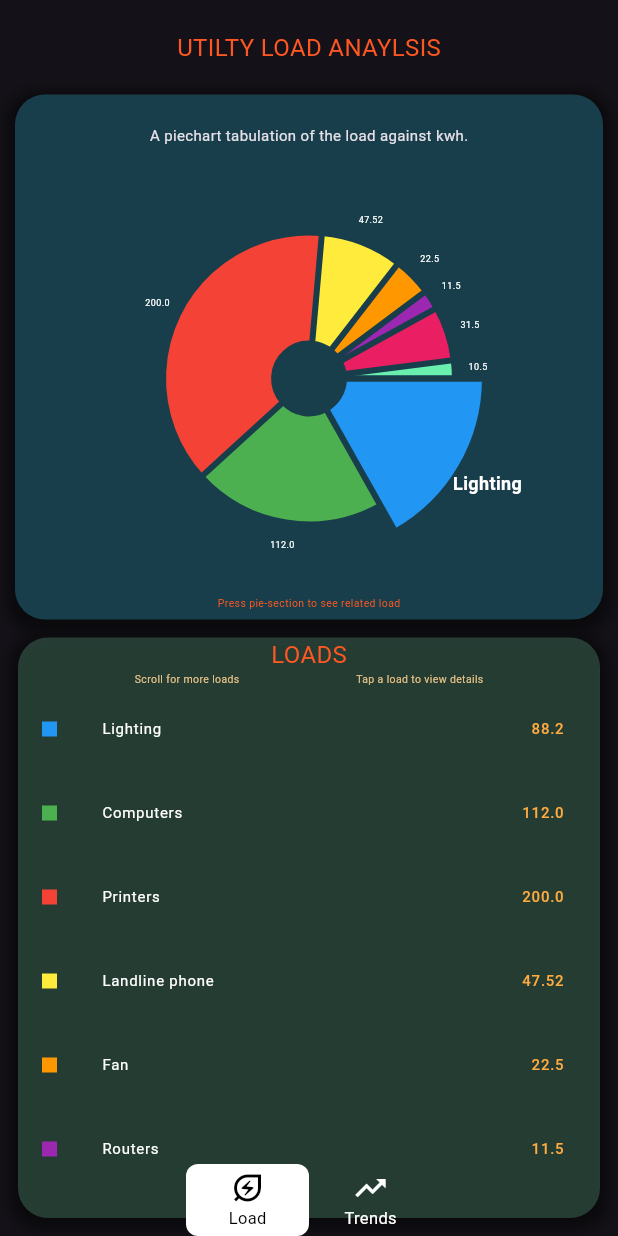
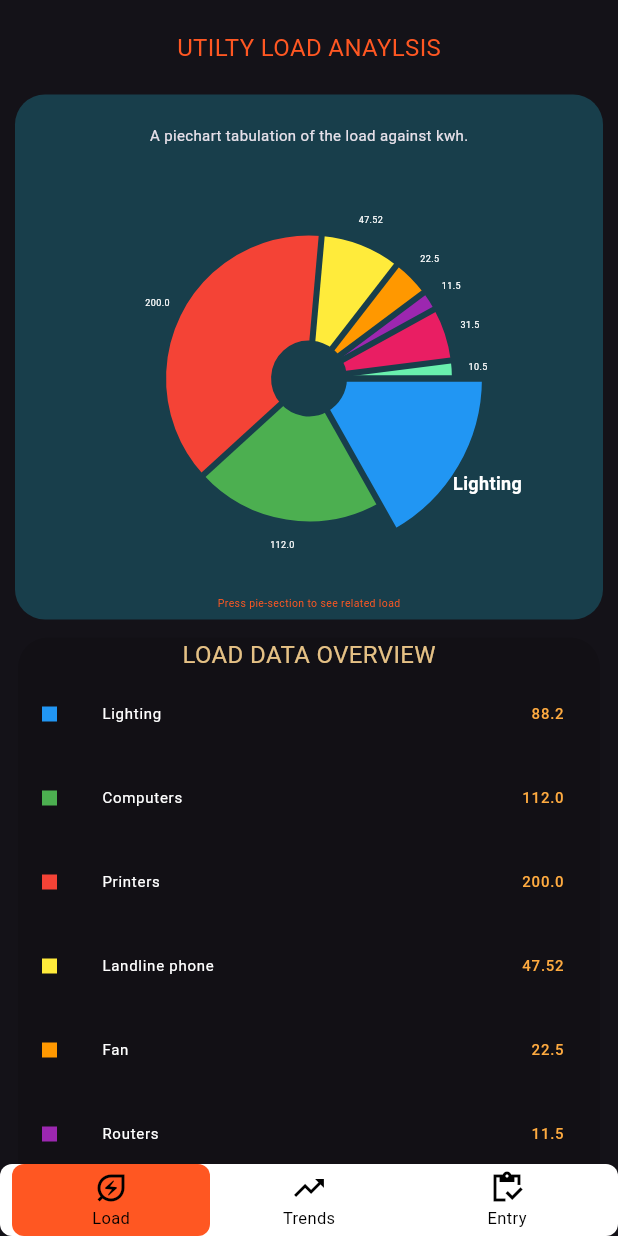
Before and after one commit to NGURE-TIM/group-7-admin-ems, a Flutter app: the screen it shows after launch, on a phone screen of 412 x 824 dp. Run offline on Flutter 3.47's test engine with Material 2 defaults, Android fonts, the phone set to English and light mode, and no system bars; drawn by our look-alikes of fl_chart, floating_bottom_navigation_bar; our stand-ins replace sqflite; accounts and stored records are empty.

Commit message:
data persistence

```diff
--- a/lib/homepage/energy consumption/energy.dart
+++ b/lib/homepage/energy consumption/energy.dart
@@ -14,6 +14,7 @@ class _energyState extends State<energy> {
   @override
   Widget build(BuildContext context) {
     return Scaffold(
+
       appBar: AppBar(
         automaticallyImplyLeading: false,
         title: Text('Trends'),
--- a/lib/homepage/home.dart
+++ b/lib/homepage/home.dart
@@ -8,6 +8,7 @@ class home extends StatelessWidget {
   @override
   Widget build(BuildContext context) {
     return Scaffold(
+
       body: Container(),
       bottomNavigationBar: buildFloatingNavbar(val),
     );
--- a/lib/homepage/loadpages/utility.dart
+++ b/lib/homepage/loadpages/utility.dart
@@ -38,14 +38,7 @@ class _utilityState extends State<utility> {
                 padding: const EdgeInsets.only(left: 10, right: 10),
                 child: Container(
                   decoration: BoxDecoration(
-                      boxShadow: [
-                        BoxShadow(
-                          color: black.withOpacity(0.5),
-                          spreadRadius: 5,
-                          blurRadius: 7,
-                          offset: Offset(0, 3), // changes position of shadow
-                        ),
-                      ],
+
                       color: darkGreen,
                       borderRadius: BorderRadius.circular(20)
                   ),
--- a/lib/homepage/widgets/widgets.dart
+++ b/lib/homepage/widgets/widgets.dart
@@ -7,6 +7,7 @@ import 'package:admin/homepage/loadpages/load.dart';
 import'package:admin/homepage/Constants/colorConsts/colors.dart';
 import 'package:admin/homepage/energy consumption/energy.dart';
 import 'package:floating_bottom_navigation_bar/floating_bottom_navigation_bar.dart';
+import 'package:admin/homepage/loadpages/dataEntry.dart';
 
 class MyPieChart extends StatefulWidget {
   const MyPieChart({Key? key}) : super(key: key);
@@ -87,46 +88,19 @@ buildListview (List<Utility>data) {
       padding: const EdgeInsets.all(12.0),
       child: Container(
           decoration: BoxDecoration(
-              boxShadow: [
-                BoxShadow(
-                  color: Colors.black.withOpacity(0.5),
-                  spreadRadius: 5,
-                  blurRadius: 7,
-                  offset: Offset(0, 3), // changes position of shadow
-                ),
-              ],
-              color:jungle.withOpacity(0.4),
+              color:Colors.transparent.withOpacity(0.12),
               borderRadius: BorderRadius.circular(20)
           ),
           child:Column(
             children: [
               Text(
-                'LOADS',
+                'LOAD DATA OVERVIEW',
                 style: TextStyle(
                     fontSize: 16,
-                    color:deepOrange
+                    color:badge
                 ),
               ),
 
-              Row(
-                mainAxisAlignment: MainAxisAlignment.spaceEvenly,
-                children: [
-                  Text(
-                    'Scroll for more loads',
-                    style: TextStyle(
-                        fontSize: 7,
-                        color:badge
-                    ),
-                  ),
-                  Text(
-                    'Tap a load to view details',
-                    style: TextStyle(
-                        fontSize: 7,
-                        color:badge
-                    ),
-                  ),
-                ],
-              ),
               Expanded(
                 child: ListView.builder(itemCount: data.length,
                   itemBuilder:(context,index){
@@ -343,10 +317,13 @@ class _buildFloatingNavbarState extends State<buildFloatingNavbar> {
   @override
   Widget build(BuildContext context) {
     return FloatingNavbar(
+unselectedItemColor: Colors.black,
+     //selectedItemColor: C,
+     selectedBackgroundColor:Colors.deepOrange ,
 padding: EdgeInsets.only(bottom: 0,top: 0),
       margin: EdgeInsets.only(bottom: 0, top: 0),
-      backgroundColor: Colors.transparent,
-      width: 180,
+      backgroundColor: Colors.white,
+      width: double.infinity,
       onTap: (int index) {
         setState(() {
           widget.val=index;
@@ -354,8 +331,11 @@ padding: EdgeInsets.only(bottom: 0,top: 0),
         if(widget.val==0){
           Navigator.of(context).push(MaterialPageRoute(builder: (context)=>utility()));
         }
-        else{
+        else if (widget.val==1){
           Navigator.of(context).push(MaterialPageRoute(builder: (context)=>energy()));
+        }
+        else if (widget.val==2){
+          Navigator.of(context).push(MaterialPageRoute(builder: (context)=>dataEntry()));
         }
       },
       currentIndex: widget.val,
@@ -363,6 +343,7 @@ padding: EdgeInsets.only(bottom: 0,top: 0),
       items: [
         FloatingNavbarItem(icon: Icons.energy_savings_leaf_outlined, title: 'Load'),
         FloatingNavbarItem(icon: Icons.trending_up_sharp, title: 'Trends'),
+        FloatingNavbarItem(icon: Icons.inventory_sharp, title: 'Entry'),
       ],
     );
   }
--- a/lib/main.dart
+++ b/lib/main.dart
@@ -1,7 +1,14 @@
 import 'package:flutter/material.dart';
 import 'homepage/loadpages/utility.dart';
 import 'homepage/home.dart';
-void main (){
+import 'dart:async';
+import 'package:flutter/widgets.dart';
+import 'package:path/path.dart';
+import 'package:sqflite/sqflite.dart';
+
+
+void main () async{
+  WidgetsFlutterBinding.ensureInitialized();
   return runApp(
       const admin()
   ) ;
@@ -17,6 +24,13 @@ class admin extends StatelessWidget {
         useMaterial3: true,
         brightness: Brightness.dark,
         primaryColor:Colors.orangeAccent,
+        /*
+        colorScheme:  ColorScheme.dark(
+          background: Color(0xFF330985),
+        ),
+        */
+
+
       ),
       home:utility() ,
     );
--- a/pubspec.yaml
+++ b/pubspec.yaml
@@ -39,6 +39,8 @@ dependencies:
   fl_chart: ^0.64.0
   provider: ^6.0.5
   floating_bottom_navigation_bar: ^1.5.2
+  sqflite: ^2.3.0
+  path: ^1.8.3
 
 dev_dependencies:
   flutter_test:
```
Also changed, not shown: lib/homepage/Data/db_helper.dart (added, +52 -0 lines), lib/homepage/Data/trends.dart (+19 -2 lines), pubspec.lock, 2 other files.
